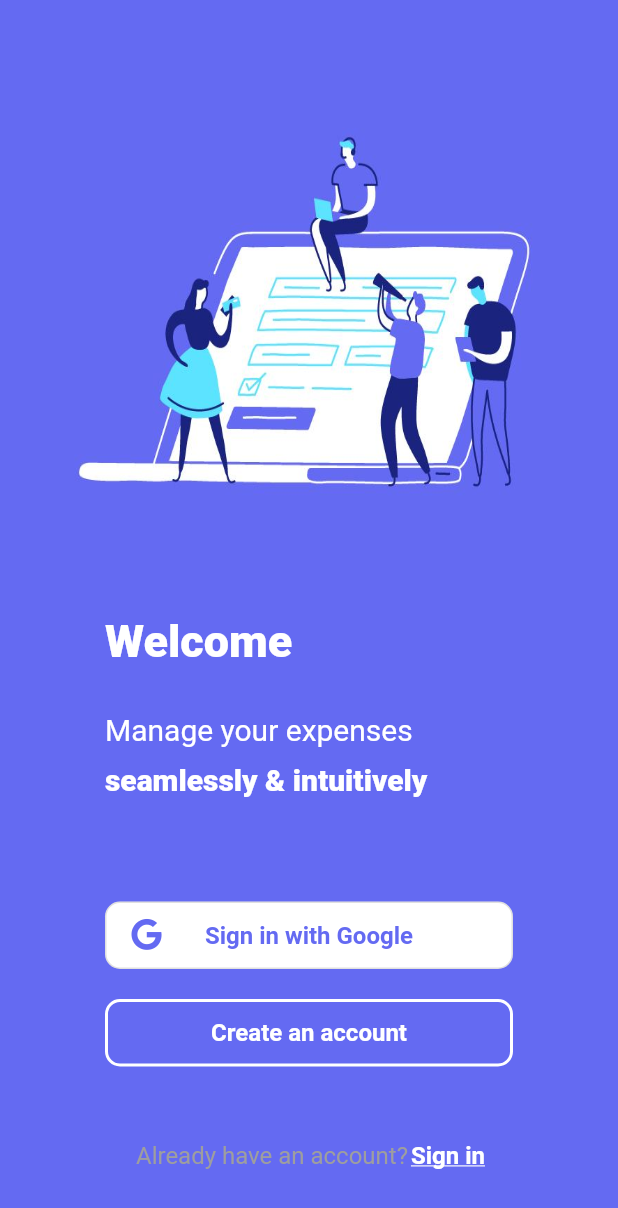
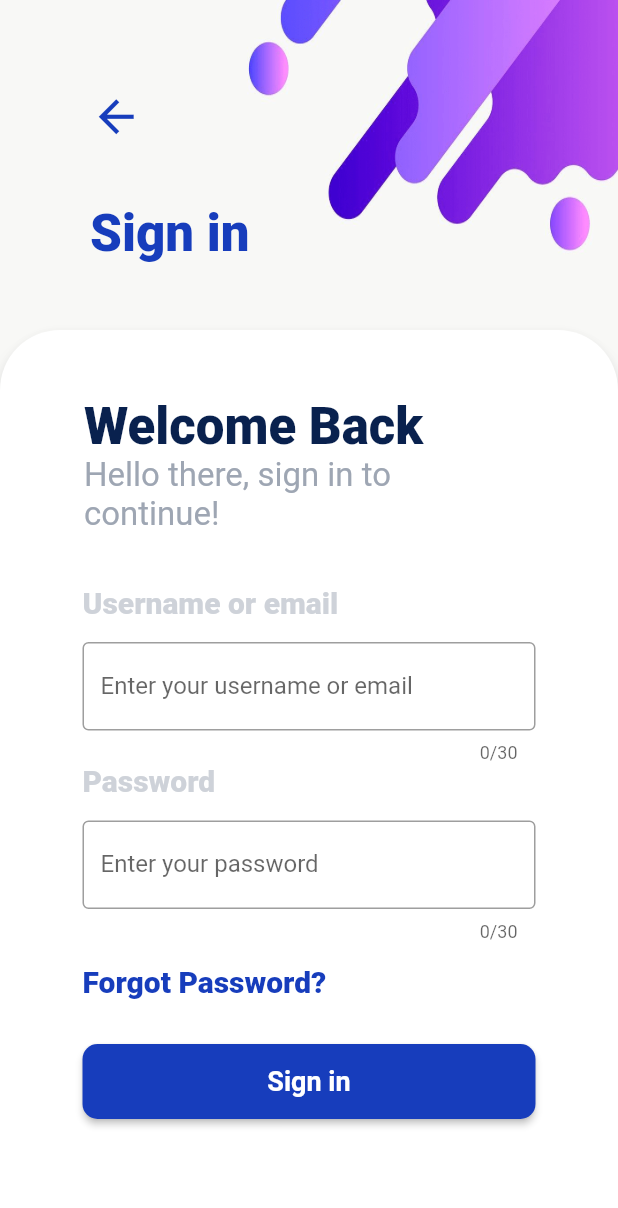
Before and after one commit to TimDeveloper97/Flutter, a Flutter app: the screen it shows after launch, after a tap on "Sign in with Google", on a phone screen of 412 x 824 dp. Shown: the top 1208 px of the screen. Run offline on Flutter 3.47's test engine with Material 2 defaults, Android fonts, the phone set to English and light mode, and no system bars; our stand-ins replace shimmer; missing offline and left inert: dart:html.

Commit message:
update sign and home login

```diff
--- a/Finance/lib/login/home_view.dart
+++ b/Finance/lib/login/home_view.dart
@@ -1,9 +1,8 @@
 import 'dart:html';
-
+import 'package:finance/login/signin_view.dart';
 import 'package:finance/shares/my_colors.dart';
 import 'package:flutter/cupertino.dart';
 import 'package:flutter/material.dart';
-
 import '../icons/my_flutter_app_icons.dart';
 
 class MyHomeLoginPage extends StatelessWidget {
@@ -81,6 +80,7 @@ class MyHomeLoginPage extends StatelessWidget {
                     myButtonIconOutline(
                         'Sign in with Google', MyFlutterApp.google_1, () {
                       print('sign in click');
+                      Navigator.push(context, MaterialPageRoute(builder: (context) => const NavigationSignInScreen()));
                     }),
                     const SizedBox(
                       height: 20,
--- a/Finance/lib/login/signin_view.dart
+++ b/Finance/lib/login/signin_view.dart
@@ -0,0 +1,184 @@
+import 'package:finance/shares/my_colors.dart';
+import 'package:flutter/material.dart';
+import '../icons/my_flutter_app_icons.dart';
+
+class NavigationSignInScreen extends StatefulWidget {
+  const NavigationSignInScreen({Key? key}) : super(key: key);
+
+  @override
+  _NavigationSignInScreenState createState() => _NavigationSignInScreenState();
+}
+
+class _NavigationSignInScreenState extends State<NavigationSignInScreen> {
+  @override
+  Widget build(BuildContext context) {
+    return Scaffold(
+        body: Stack(
+      children: [
+        Stack(
+          children: [
+            Image.asset(
+              'assets/images/login_background.png',
+              fit: BoxFit.fill,
+              width: double.infinity,
+              height: double.infinity,
+            ),
+            Column(
+              children: [
+                Container(
+                  margin: const EdgeInsets.fromLTRB(40, 40, 40, 20),
+                  alignment: Alignment.topLeft,
+                  child: ElevatedButton(
+                    onPressed: () => Navigator.pop(context),
+                    child: const Icon(Icons.arrow_back,
+                        color: MyColors.blue, size: 35),
+                    style: ElevatedButton.styleFrom(
+                      shape: const CircleBorder(),
+                      primary: Colors.transparent,
+                      padding: const EdgeInsets.all(20),
+                      onPrimary: Colors.white.withOpacity(0),
+                      elevation: 0.0,
+                    ),
+                  ),
+                ),
+                Container(
+                  alignment: Alignment.topLeft,
+                  margin: const EdgeInsets.only(left: 60),
+                  child: const Text(
+                    'Sign in',
+                    style: TextStyle(
+                      fontSize: 34,
+                      fontWeight: FontWeight.w900,
+                      color: MyColors.blue,
+                    ),
+                  ),
+                )
+              ],
+            )
+          ],
+        ),
+        Column(
+          children: [
+            SizedBox(
+              width: MediaQuery.of(context).size.width,
+              height: MediaQuery.of(context).size.height,
+              child: Card(
+                semanticContainer: true,
+                clipBehavior: Clip.antiAliasWithSaveLayer,
+                shadowColor: MyColors.gray.withOpacity(0.5),
+                shape: const RoundedRectangleBorder(
+                  borderRadius: BorderRadius.only(
+                      topLeft: Radius.circular(40),
+                      topRight: Radius.circular(40)),
+                ),
+                elevation: 5,
+                margin: const EdgeInsets.only(top: 220),
+                child: Container(
+                  padding: const EdgeInsets.all(40),
+                  child: Column(
+                    crossAxisAlignment: CrossAxisAlignment.start,
+                    children: [
+                      const ListTile(
+                        title: Text(
+                          'Welcome Back',
+                          style: TextStyle(
+                            fontSize: 34,
+                            fontWeight: FontWeight.w900,
+                            color: MyColors.primary,
+                          ),
+                        ),
+                        subtitle: Text(
+                          'Hello there, sign in to continue!',
+                          style: TextStyle(
+                            fontSize: 22,
+                            color: MyColors.gray,
+                          ),
+                        ),
+                      ),
+                      const SizedBox(height: 30),
+                      myTextFieldTitle(
+                          'Username or email', 'Enter your username or email'),
+                      myTextFieldTitle('Password', 'Enter your password'),
+                      Container(
+                          padding: const EdgeInsets.all(15),
+                          child: Column(
+                            crossAxisAlignment: CrossAxisAlignment.start,
+                            children: [
+                              const Text(
+                                'Forgot Password?',
+                                style: TextStyle(
+                                  fontSize: 20,
+                                  fontWeight: FontWeight.w900,
+                                  color: MyColors.blue,
+                                ),
+                              ),
+                              const SizedBox(height: 30),
+                              SizedBox(
+                                width: double.infinity,
+                                height: 50,
+                                child: ElevatedButton(
+                                  onPressed: () {
+                                    print('click Sign in');
+                                  },
+                                  style: ElevatedButton.styleFrom(
+                                    primary: MyColors.blue,
+                                    onPrimary: MyColors.blue.withOpacity(0.5),
+                                    shape: RoundedRectangleBorder(
+                                      borderRadius: BorderRadius.circular(10.0),
+                                    ),
+                                  ),
+                                  child: Text(
+                                    'Sign in',
+                                    textAlign: TextAlign.center,
+                                    style: const TextStyle(
+                                      fontSize: 18,
+                                      fontWeight: FontWeight.bold,
+                                      color: Colors.white,
+                                    ),
+                                  ),
+                                ),
+                              )
+                            ],
+                          )),
+                    ],
+                  ),
+                ),
+              ),
+            ),
+          ],
+        )
+      ],
+    ));
+  }
+}
+
+Widget myTextFieldTitle(String title, String labelField) {
+  return Container(
+    alignment: Alignment.topLeft,
+    margin: const EdgeInsets.fromLTRB(15, 0, 15, 0),
+    child: Column(
+      crossAxisAlignment: CrossAxisAlignment.start,
+      children: [
+        Text(
+          title,
+          style: TextStyle(
+            fontSize: 20,
+            fontWeight: FontWeight.w900,
+            color: MyColors.gray.withOpacity(0.5),
+          ),
+        ),
+        const SizedBox(
+          height: 15,
+        ),
+        TextFormField(
+          initialValue: null,
+          maxLength: 30,
+          decoration: InputDecoration(
+            labelText: labelField,
+            border: const OutlineInputBorder(),
+          ),
+        ),
+      ],
+    ),
+  );
+}
--- a/Finance/lib/shares/my_colors.dart
+++ b/Finance/lib/shares/my_colors.dart
@@ -4,4 +4,7 @@ class MyColors {
   MyColors._();
 
   static const Color App = Color(0xFF646af2);
+  static const Color primary = Color(0xFF09214e);
+  static const Color gray = Color(0xFF9ea6b3);
+  static const Color blue = Color(0xFF173dbc);
 }
--- a/Finance/pubspec.yaml
+++ b/Finance/pubspec.yaml
@@ -58,6 +58,7 @@ flutter:
   uses-material-design: true
   assets:
     - assets/images/process.jpeg
+    - assets/images/login_background.png
   # An image asset can refer to one or more resolution-specific "variants", see
   # https://flutter.dev/assets-and-images/#resolution-aware.
 
```
Also changed, not shown: Finance/assets/images/login_background.png (added).
